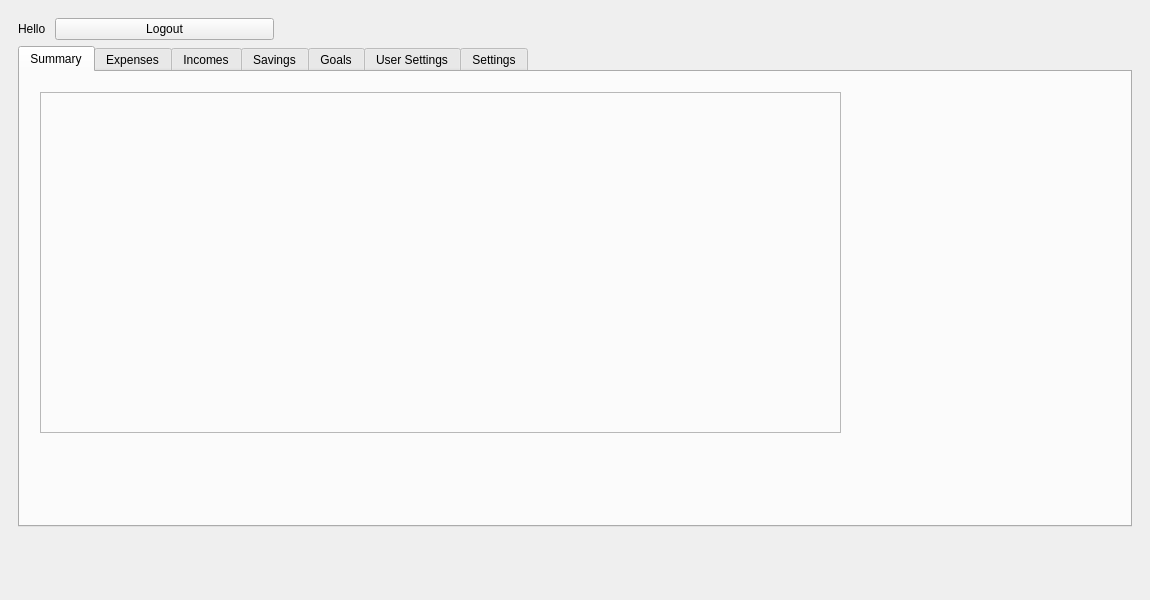
Above: GigaBudget/mainwindow.ui from Kapiura/BudgetPlanner before the change. Below: the same form after it.
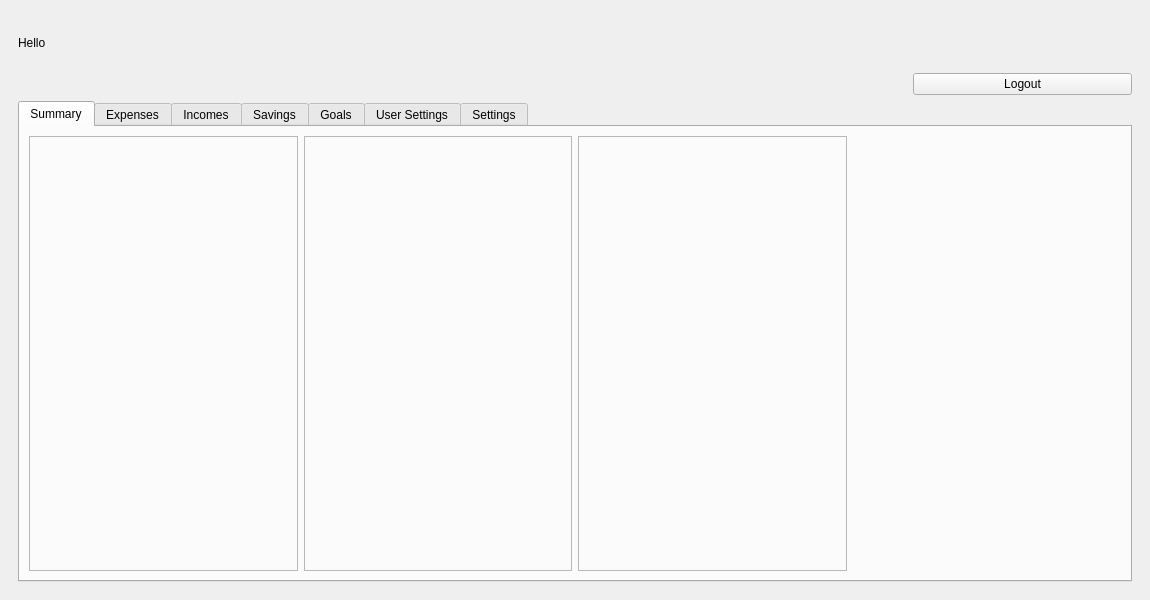
That is the form after the change.

Patch:
```diff
--- a/GigaBudget/mainwindow.ui
+++ b/GigaBudget/mainwindow.ui
@@ -100,8 +100,21 @@
        </layout>
       </widget>
       <widget class="QWidget" name="page_2">
-       <layout class="QFormLayout" name="formLayout_7">
-        <item row="1" column="1">
+       <layout class="QVBoxLayout" name="verticalLayout">
+        <item>
+         <widget class="QLabel" name="welcomeText">
+          <property name="sizePolicy">
+           <sizepolicy hsizetype="Fixed" vsizetype="Preferred">
+            <horstretch>0</horstretch>
+            <verstretch>0</verstretch>
+           </sizepolicy>
+          </property>
+          <property name="text">
+           <string>Hello </string>
+          </property>
+         </widget>
+        </item>
+        <item>
          <widget class="QPushButton" name="buttonLogout">
           <property name="sizePolicy">
            <sizepolicy hsizetype="Minimum" vsizetype="Fixed">
@@ -123,20 +136,7 @@
           </property>
          </widget>
         </item>
-        <item row="1" column="0">
-         <widget class="QLabel" name="welcomeText">
-          <property name="sizePolicy">
-           <sizepolicy hsizetype="Fixed" vsizetype="Preferred">
-            <horstretch>0</horstretch>
-            <verstretch>0</verstretch>
-           </sizepolicy>
-          </property>
-          <property name="text">
-           <string>Hello </string>
-          </property>
-         </widget>
-        </item>
-        <item row="2" column="0" colspan="2">
+        <item>
          <widget class="QTabWidget" name="paneluserTabs">
           <property name="sizePolicy">
            <sizepolicy hsizetype="Preferred" vsizetype="Preferred">
@@ -160,15 +160,19 @@
            <attribute name="title">
             <string>Summary</string>
            </attribute>
+           <layout class="QGridLayout" name="gridLayout_4">
+            <item row="0" column="0">
            <widget class="QFrame" name="frameExIn">
-            <property name="geometry">
-             <rect>
-              <x>20</x>
-              <y>20</y>
-              <width>801</width>
-              <height>341</height>
-             </rect>
-            </property>
+              <property name="frameShape">
+               <enum>QFrame::StyledPanel</enum>
+              </property>
+              <property name="frameShadow">
+               <enum>QFrame::Raised</enum>
+              </property>
+             </widget>
+            </item>
+            <item row="0" column="1">
+             <widget class="QFrame" name="frameEx">
             <property name="frameShape">
              <enum>QFrame::StyledPanel</enum>
             </property>
@@ -176,28 +180,24 @@
              <enum>QFrame::Raised</enum>
             </property>
            </widget>
-           <widget class="QWidget" name="">
-            <property name="geometry">
-             <rect>
-              <x>833</x>
-              <y>9</y>
-              <width>251</width>
-              <height>211</height>
-             </rect>
-            </property>
+            </item>
+            <item row="0" column="2">
+             <widget class="QFrame" name="frameIn">
+              <property name="frameShape">
+               <enum>QFrame::StyledPanel</enum>
+              </property>
+              <property name="frameShadow">
+               <enum>QFrame::Raised</enum>
+              </property>
+             </widget>
+            </item>
+            <item row="0" column="3">
             <layout class="QGridLayout" name="sumgoal"/>
-           </widget>
-           <widget class="QWidget" name="">
-            <property name="geometry">
-             <rect>
-              <x>9</x>
-              <y>378</y>
-              <width>1081</width>
-              <height>41</height>
-             </rect>
-            </property>
+            </item>
+            <item row="1" column="0" colspan="4">
             <layout class="QGridLayout" name="summaryCards"/>
-           </widget>
+            </item>
+           </layout>
           </widget>
           <widget class="QWidget" name="expesnes">
            <attribute name="title">
```
Lines whose indentation alone changed are shown as unchanged.
